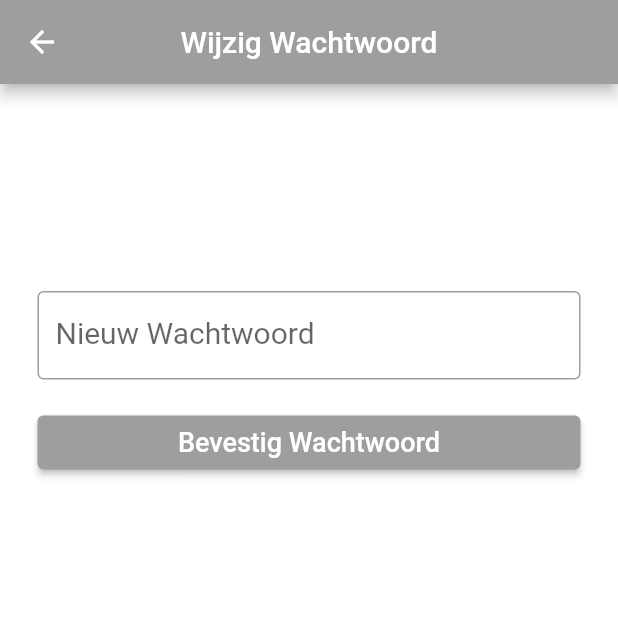
After one commit to aybelss/Groep25, a Flutter app: the HomeScreen screen opened directly, after a tap on "Wachtwoord wijzigen", on a phone screen of 412 x 824 dp, the top half of it. The commit adds this screen. Run offline on Flutter 3.47's test engine with Material 2 defaults, Android fonts, the phone set to English and light mode, and no system bars; our stand-ins replace firebase_auth, firebase_core, fluttertoast; accounts and stored records are empty.

Commit message:
Password changes

```diff
--- a/Myproject/flutter_application_1/lib/screens/admin/home_sceen.dart
+++ b/Myproject/flutter_application_1/lib/screens/admin/home_sceen.dart
@@ -1,6 +1,7 @@
 import 'package:firebase_auth/firebase_auth.dart';
 import 'package:flutter/material.dart';
 import 'package:flutter_application_1/screens/admin/exam_screen/exam_screen.dart';
+import 'package:flutter_application_1/screens/admin/password_change.dart';
 
 import 'login_screen.dart';
 
@@ -81,14 +82,19 @@ class _HomeScreenState extends State<HomeScreen> {
               shape: RoundedRectangleBorder(
                   borderRadius: BorderRadius.circular(50)),
               child: InkWell(
-                onTap: () {},
+                onTap: () {
+                  Navigator.push(
+                    context,
+                    MaterialPageRoute(builder: (context) => const PassChange()),
+                  );
+                },
                 splashColor: Colors.black,
                 child: Center(
                   child: Column(
                     mainAxisSize: MainAxisSize.min,
                     children: const <Widget>[
-                      Icon(Icons.add_to_drive, size: 70.0, color: Colors.white),
-                      Text("Firebase Backup",
+                      Icon(Icons.password, size: 70.0, color: Colors.white),
+                      Text("Wachtwoord wijzigen",
                           style: TextStyle(fontSize: 30.0, color: Colors.white))
                     ],
                   ),
--- a/Myproject/flutter_application_1/lib/screens/admin/login_screen.dart
+++ b/Myproject/flutter_application_1/lib/screens/admin/login_screen.dart
@@ -98,7 +98,10 @@ class _LoginScreenState extends State<LoginScreen> {
         iconTheme: const IconThemeData(
           color: Colors.white, //change your color here
         ),
-        title: const Text("Login Screen"),
+        title: const Text("Login Screen",
+            style: TextStyle(
+              color: Colors.white,
+            )),
         centerTitle: true,
       ),
       backgroundColor: Colors.white,
--- /dev/null
+++ b/Myproject/flutter_application_1/lib/screens/admin/password_change.dart
@@ -0,0 +1,112 @@
+// ignore_for_file: prefer_const_constructors
+
+import 'package:firebase_auth/firebase_auth.dart';
+import 'package:flutter/material.dart';
+
+import 'login_screen.dart';
+
+class PassChange extends StatefulWidget {
+  const PassChange({Key? key}) : super(key: key);
+
+  @override
+  State<PassChange> createState() => _PassChangeState();
+}
+
+class _PassChangeState extends State<PassChange> {
+  final _formKey = GlobalKey<FormState>();
+
+  var newPassword = " ";
+  final newPasswordController = TextEditingController();
+  @override
+  void dispose() {
+    newPasswordController.dispose();
+    super.dispose();
+  }
+
+  final currentUser = FirebaseAuth.instance.currentUser;
+  changePassword() async {
+    try {
+      await currentUser!.updatePassword(newPassword);
+      FirebaseAuth.instance.signOut();
+      Navigator.pushReplacement(
+        context,
+        MaterialPageRoute(
+          builder: (context) => const LoginScreen(),
+        ),
+      );
+      ScaffoldMessenger.of(context).showSnackBar(
+        const SnackBar(
+          backgroundColor: Colors.black26,
+          content: Text(' Uw wachtwoord werd verandert log opnieuw in!'),
+        ), // SnackBar
+      );
+      // ignore: empty_catches
+    } catch (error) {}
+  }
+
+  @override
+  Widget build(BuildContext context) {
+    return Scaffold(
+      appBar: AppBar(
+        iconTheme: const IconThemeData(
+          color: Colors.white, //change your color here
+        ),
+        title: const Text("Wijzig Wachtwoord",
+            style: TextStyle(
+              color: Colors.white,
+            )),
+        centerTitle: true,
+      ),
+      backgroundColor: Colors.white,
+      body: Form(
+        key: _formKey,
+        child: Padding(
+          padding: const EdgeInsets.symmetric(vertical: 20.0, horizontal: 25.0),
+          child: ListView(
+            children: [
+              SizedBox(
+                height: 100,
+              ),
+              Container(
+                margin: EdgeInsets.symmetric(vertical: 18.0),
+                child: TextFormField(
+                  autofocus: false,
+                  obscureText: true,
+                  decoration: InputDecoration(
+                    labelText: 'Nieuw Wachtwoord',
+                    hintText: 'Voer nieuwe wachtoord in',
+                    labelStyle: TextStyle(fontSize: 20.0),
+                    border: OutlineInputBorder(),
+                    errorStyle:
+                        TextStyle(color: Colors.black26, fontSize: 15.0),
+                  ),
+                  controller: newPasswordController,
+                  validator: (value) {
+                    if (value == null || value.isEmpty) {
+                      return 'Voer een wachtwoord in';
+                    }
+                    return null;
+                  },
+                ),
+              ),
+              ElevatedButton(
+                onPressed: () {
+                  if (_formKey.currentState!.validate()) {
+                    setState(() {
+                      newPassword = newPasswordController.text;
+                    });
+                    changePassword();
+                  }
+                },
+                child: Text(
+                  'Bevestig Wachtwoord',
+                  style: TextStyle(fontSize: 18.0, color: Colors.white),
+                ),
+              ),
+            ],
+          ),
+        ),
+      ),
+    );
+  }
+}
```
